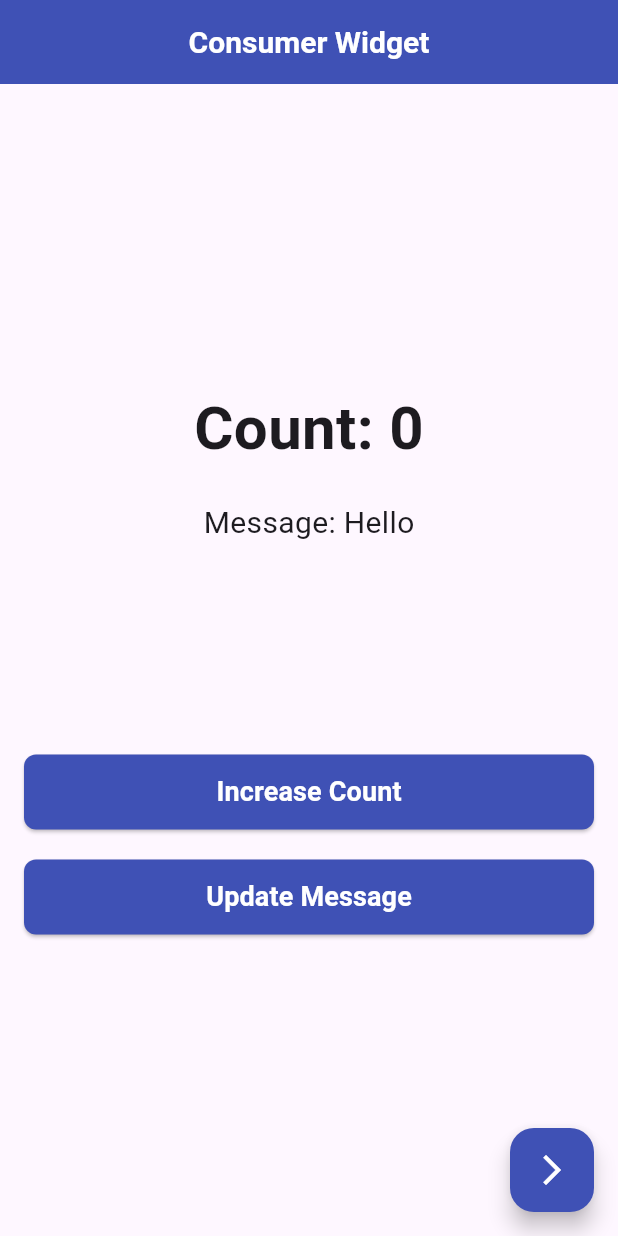
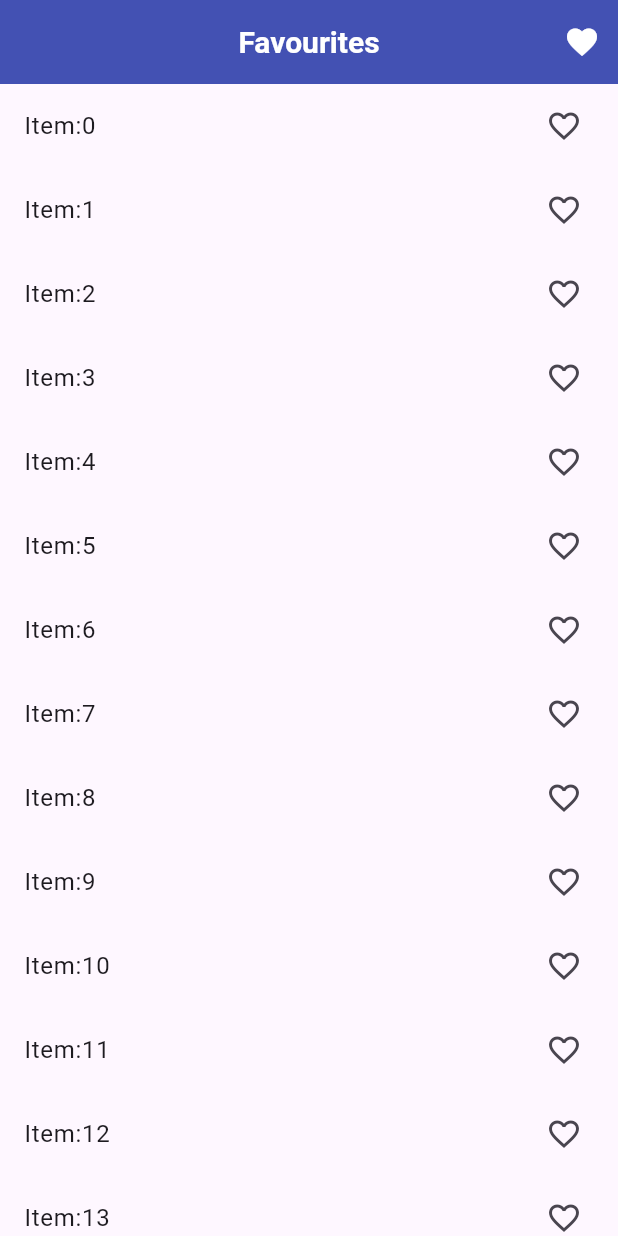
Before and after one commit to AdeelAhmadKhan36/Providers_StateManagment, a Flutter app: the screen it shows after launch, on a phone screen of 412 x 824 dp. Run offline on Flutter 3.47's test engine with Material 3 defaults, Android fonts, the phone set to English and light mode, and no system bars.

Commit message:
Favourite App

```diff
--- a/lib/main.dart
+++ b/lib/main.dart
@@ -1,8 +1,13 @@
 import 'package:flutter/material.dart';
+import 'package:providers_statemanagment/providers/fav_app_provider.dart';
+import 'package:providers_statemanagment/providers/multi_provider/slider_provider.dart';
 import 'package:providers_statemanagment/providers/single_provider/count_provider.dart';
 import 'package:providers_statemanagment/view/exampe_one.dart';
 import 'package:provider/provider.dart';
+import 'package:providers_statemanagment/view/fav_screen/selected_fav_screen.dart';
+import 'package:providers_statemanagment/view/selector/SliderSelector.dart';
 import 'package:providers_statemanagment/view/selector/selector_provider.dart';
+import 'package:providers_statemanagment/view/sliderscreen.dart';
 
 void main() {
   runApp(const MyApp());
@@ -14,10 +19,17 @@ class MyApp extends StatelessWidget {
   // This widget is the root of your application.
   @override
   Widget build(BuildContext context) {
-    return ChangeNotifierProvider(
-      create:(_)=>CountProvider(),
-      child: MaterialApp(
-        home:ConsumerExample(),
+    return MultiProvider(
+      providers: [
+        ChangeNotifierProvider( create:(_)=>CountProvider(),),
+        ChangeNotifierProvider( create:(_)=>SliderProvider(),),
+        ChangeNotifierProvider( create:(_)=>FavProvider(),)
+      ],
+
+      child: const MaterialApp(
+        debugShowCheckedModeBanner: false,
+
+        home:FavSelectedScreen(),
       ),
 
     );
--- /dev/null
+++ b/lib/providers/fav_app_provider.dart
@@ -0,0 +1,17 @@
+import 'package:flutter/material.dart';
+
+
+class FavProvider with ChangeNotifier {
+  final List<int> _selectedItem = [];
+
+  List<int> get selectedItem => List.unmodifiable(_selectedItem);
+
+  void toggleItem(int value) {
+    if (_selectedItem.contains(value)) {
+      _selectedItem.remove(value); // Remove if already selected
+    } else {
+      _selectedItem.add(value); // Add if not selected
+    }
+    notifyListeners();
+  }
+}
--- /dev/null
+++ b/lib/providers/multi_provider/slider_provider.dart
@@ -0,0 +1,15 @@
+import 'package:flutter/material.dart';
+
+class SliderProvider extends ChangeNotifier{
+  double _value=1.0;
+
+  double get value=>_value;
+
+  void setValue(double val){
+
+    _value=val;
+    notifyListeners();
+  }
+
+
+}
--- /dev/null
+++ b/lib/view/fav_screen/selected_fav_screen.dart
@@ -0,0 +1,72 @@
+import 'package:flutter/material.dart';
+import 'package:provider/provider.dart';
+import 'package:providers_statemanagment/providers/fav_app_provider.dart';
+import 'package:providers_statemanagment/view/fav_screen/onlyfav.dart';
+class FavSelectedScreen extends StatefulWidget {
+  const FavSelectedScreen({super.key});
+
+  @override
+  State<FavSelectedScreen> createState() => _FavSelectedScreenState();
+}
+
+class _FavSelectedScreenState extends State<FavSelectedScreen> {
+  List<int>SelectedItem=[];
+  @override
+  Widget build(BuildContext context) {
+    // final favpro=Provider.of<FavProvider>(context);
+
+    print("Favourites Building");
+    return Scaffold(
+
+      appBar: AppBar(
+        title: const Text(
+          'Favourites',
+          style: TextStyle(
+            fontWeight: FontWeight.bold,
+            fontSize: 20.0,
+            color: Colors.white,
+          ),
+        ),
+        backgroundColor: Colors.indigo,
+        elevation: 4, // Adds slight shadow for better visibility
+        centerTitle: true, // Keeps the title centered properly
+        actions: [
+          IconButton(
+            icon: const Icon(Icons.favorite, color: Colors.white),
+            onPressed: () {
+              Navigator.push(context, MaterialPageRoute(builder: (context)=>OnlySelected()));
+            },
+          ),
+        ],
+      ),
+      body:Column(
+        children: [
+          Expanded(
+            child: ListView.builder(
+                itemCount: 100,
+                itemBuilder: (context, index){
+                  return Selector<FavProvider, List<int>>(
+
+                      builder: (context, selectedItems, child){
+
+                        return ListTile(
+                        onTap: () {
+                          Provider.of<FavProvider>(context, listen: false).toggleItem(index);
+
+                        },
+                  title: Text("Item:${index}"),
+                  trailing:Icon(
+
+                    selectedItems.contains(index)?Icons.favorite:Icons.favorite_border_outlined,)
+                  );
+                  },
+                      selector: (context, provider)=>provider.selectedItem);
+
+                }),
+          )
+        ],
+      ),
+
+    );
+  }
+}
```
Also changed, not shown: lib/view/fav_screen/consumer_fav.dart (added, +62 -0 lines), lib/view/fav_screen/onlyfav.dart (added, +73 -0 lines), lib/view/selector/SliderSelector.dart (added, +102 -0 lines), lib/view/sliderscreen.dart (added, +102 -0 lines), pubspec.lock, 125 other files.
